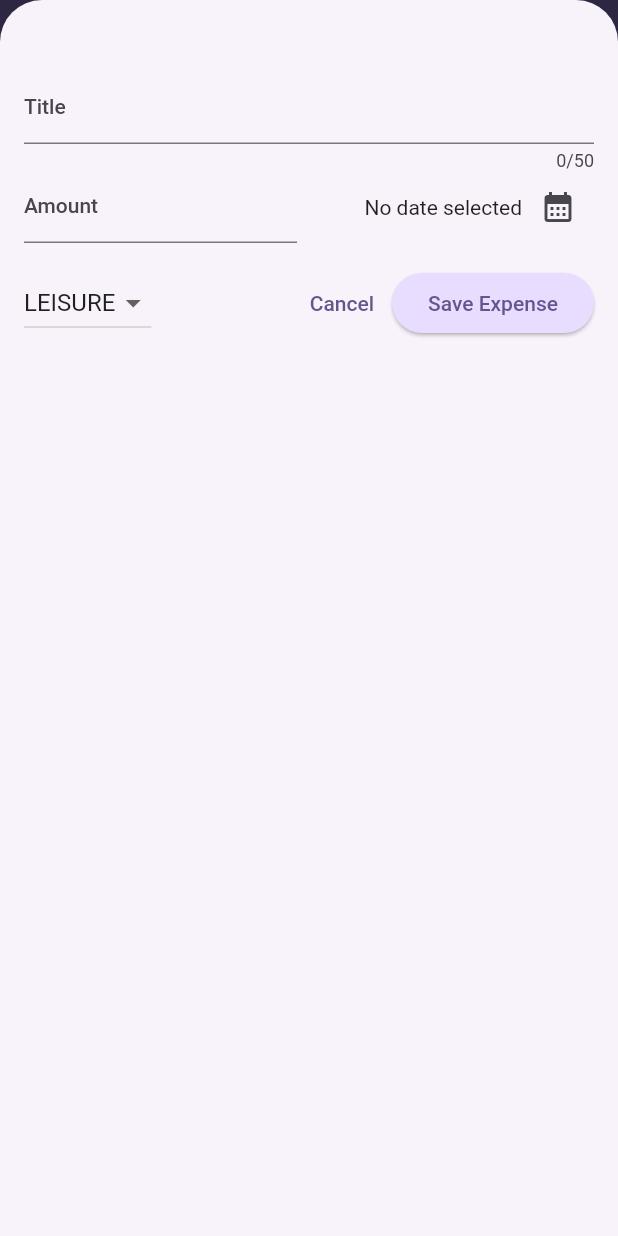
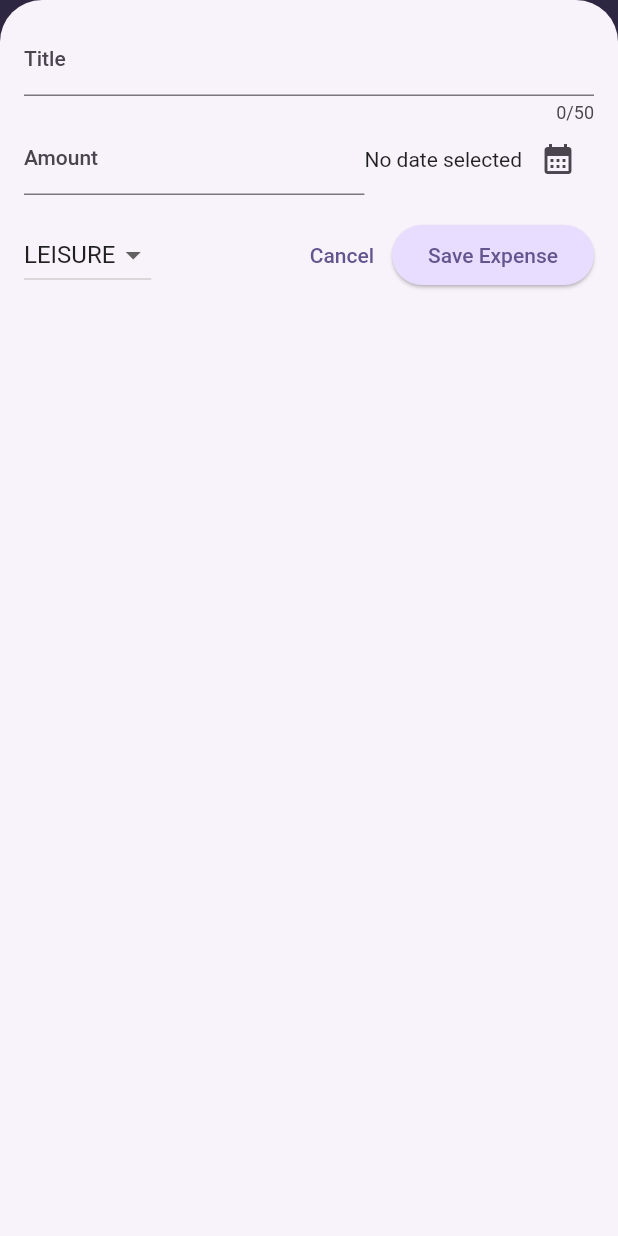
Before and after one commit to jaidev-singh/expense_tracker, a Flutter app: the screen it shows after launch, after a tap on the "add" icon, on a phone screen of 412 x 824 dp. Run offline on Flutter 3.47's test engine with Material 2 defaults, Android fonts, the phone set to English and light mode, and no system bars; drawn by our look-alikes of fl_chart.

Commit message:
app is now responsive and final part done

```diff
--- a/lib/bars/bar_chart.dart
+++ b/lib/bars/bar_chart.dart
@@ -57,6 +57,9 @@ class BarGraph extends StatelessWidget {
     return Expanded(
       child: BarChart(
         BarChartData(
+          // put right title near to last bar
+          alignment: BarChartAlignment.spaceAround,
+          //groupsSpace: 20.0,
           minY: 0,
           maxY: (maxValue / 10).ceil() * 10,
           gridData: const FlGridData(show: false), // remove grids
--- a/lib/main.dart
+++ b/lib/main.dart
@@ -1,5 +1,4 @@
 import 'package:flutter/material.dart';
-import 'package:flutter/services.dart';
 
 import 'package:expense_tracker/widgets/expenses.dart';
 
@@ -11,9 +10,7 @@ final kDarkColorScheme = ColorScheme.fromSeed(
     seedColor: const Color.fromARGB(255, 5, 99, 125));
 
 void main() {
-  WidgetsFlutterBinding.ensureInitialized();
-  SystemChrome.setPreferredOrientations([DeviceOrientation.portraitUp]).then(
-    (value) => runApp(
+  runApp(
     MaterialApp(
       darkTheme: ThemeData.dark().copyWith(
         colorScheme: kDarkColorScheme,
@@ -59,6 +56,5 @@ void main() {
       ),
       home: const Expenses(),
     ),
-    ),
   );
 }
--- a/lib/widgets/expenses.dart
+++ b/lib/widgets/expenses.dart
@@ -32,6 +32,7 @@ class _ExpensesState extends State<Expenses> {
 
   void _openAddExpenseOverlay() {
     showModalBottomSheet(
+      useSafeArea: true,
       isScrollControlled: true,
       context: context,
       builder: (ctx) => NewExpense(onAddExpense: _addExpense),
@@ -66,6 +67,8 @@ class _ExpensesState extends State<Expenses> {
 
   @override
   Widget build(BuildContext context) {
+    final width = MediaQuery.of(context).size.width;
+
     Widget mainContent = const Center(
       child: Text('No expenses found. Pl start adding some!'),
     );
@@ -78,7 +81,7 @@ class _ExpensesState extends State<Expenses> {
     }
     return Scaffold(
       appBar: AppBar(
-        title: const Text('Flutter ExpenseTracker'),
+        title: const Text('Flutter Expense Tracker'),
         actions: [
           IconButton(
             onPressed: _openAddExpenseOverlay,
@@ -86,7 +89,8 @@ class _ExpensesState extends State<Expenses> {
           ),
         ],
       ),
-      body: Column(
+      body: width < 600
+          ? Column(
               children: [
                 const SizedBox(height: 10),
                 BarGraph(totalExpenses: _registeredExpenses),
@@ -95,6 +99,18 @@ class _ExpensesState extends State<Expenses> {
                   child: mainContent,
                 )
               ],
+            )
+          : Padding(
+              padding: const EdgeInsets.all(8.0),
+              child: Row(
+                children: [
+                  BarGraph(totalExpenses: _registeredExpenses),
+                  const SizedBox(width: 30),
+                  Expanded(
+                    child: mainContent,
+                  ),
+                ],
+              ),
             ),
     );
   }
--- a/lib/widgets/new_expense.dart
+++ b/lib/widgets/new_expense.dart
@@ -80,20 +80,22 @@ class _NewExpenseState extends State<NewExpense> {
 
   @override
   Widget build(BuildContext context) {
-    return Padding(
-      padding: const EdgeInsets.fromLTRB(16, 48, 16, 16),
-      child: Column(
-        children: [
-          TextField(
+    final keyboardSpace = MediaQuery.of(context).viewInsets.bottom;
+    // LayoutBuilder give us the constraints applied by parent
+    // this function is called when constraints change
+    return LayoutBuilder(builder: (ctx, constraints) {
+      final width = constraints.maxWidth;
+      // title widget
+      final titleWidget = TextField(
         controller: _titleController,
         maxLength: 50,
         decoration: const InputDecoration(
           label: Text('Title'),
         ),
-          ),
-          Row(
-            children: [
-              Expanded(
+      );
+
+      // amount widget
+      final amountWidget = Expanded(
         child: TextField(
           controller: _amountController,
           keyboardType: TextInputType.number,
@@ -102,33 +104,10 @@ class _NewExpenseState extends State<NewExpense> {
             label: Text('Amount'),
           ),
         ),
-              ),
-              const SizedBox(width: 16),
-              Expanded(
-                child: Row(
-                  mainAxisAlignment: MainAxisAlignment.end,
-                  crossAxisAlignment: CrossAxisAlignment.center,
-                  children: [
-                    Text(
-                      _selectedDate == null
-                          ? 'No date selected'
-                          : formatter.format(_selectedDate!),
-                    ),
-                    IconButton(
-                      onPressed: _presentDatePicker,
-                      icon: const Icon(
-                        Icons.calendar_month,
-                      ),
-                    ),
-                  ],
-                ),
-              ),
-            ],
-          ),
-          const SizedBox(height: 16),
-          Row(
-            children: [
-              DropdownButton(
+      );
+
+      // category widget
+      final categoryWidget = DropdownButton(
         value: _selectedCategory,
         items: Category.values
             .map(
@@ -148,22 +127,130 @@ class _NewExpenseState extends State<NewExpense> {
             _selectedCategory = value;
           });
         },
+      );
+
+      // date widget
+      final dateWidget = Row(
+        mainAxisAlignment: MainAxisAlignment.end,
+        crossAxisAlignment: CrossAxisAlignment.center,
+        children: [
+          Text(
+            _selectedDate == null
+                ? 'No date selected'
+                : formatter.format(_selectedDate!),
           ),
-              const Spacer(),
-              TextButton(
+          IconButton(
+            onPressed: _presentDatePicker,
+            icon: const Icon(
+              Icons.calendar_month,
+            ),
+          ),
+        ],
+      );
+
+      // cancel button
+      final cancelButton = TextButton(
         onPressed: () {
           Navigator.pop(context);
         },
         child: const Text('Cancel'),
-              ),
-              ElevatedButton(
+      );
+
+      // save button
+      final saveButton = ElevatedButton(
         onPressed: _submitExpenseData,
         child: const Text('Save Expense'),
+      );
+
+      // return statement
+      return SizedBox(
+        height: double.infinity,
+        child: SingleChildScrollView(
+          child: Padding(
+            padding: EdgeInsets.fromLTRB(16, 16, 16, keyboardSpace + 16),
+            child: Column(
+              children: [
+                // for landscape orientation
+                if (width >= 600)
+                  // first row
+                  Row(
+                    crossAxisAlignment: CrossAxisAlignment.start,
+                    children: [
+                      Expanded(child: titleWidget),
+                      const SizedBox(width: 24),
+                      amountWidget,
+                    ],
+                  )
+
+                // for potraint orientation
+                else
+                  titleWidget,
+
+                // second row
+                Row(
+                  children: [
+                    // for landscape orientation
+                    if (width >= 600)
+                      Expanded(
+                        child: Row(
+                          mainAxisAlignment: MainAxisAlignment.spaceAround,
+                          children: [
+                            categoryWidget,
+                            const SizedBox(width: 48),
+
+                            dateWidget,
+                            const SizedBox(width: 24),
+                            Expanded(
+                                child: Row(
+                              children: [
+                                const Spacer(),
+                                cancelButton,
+                                saveButton
+                              ],
+                            )),
+                            //cancelButton,
+                            //saveButton,
+                          ],
+                        ),
+                      )
+                    // for potrait orientation
+                    else
+                      Expanded(
+                          child: Row(
+                        children: [amountWidget, dateWidget],
+                      )),
+                  ],
+                ),
+                const SizedBox(height: 16),
+                // third row
+                Row(
+                  children: [
+                    if (width >= 600)
+                      const Text('')
+                    else
+                      Expanded(
+                        child: Row(
+                          children: [
+                            categoryWidget,
+                            Expanded(
+                              child: Row(
+                                children: [
+                                  const Spacer(),
+                                  cancelButton,
+                                  saveButton
+                                ],
+                              ),
+                            )
+                          ],
+                        ),
                       ),
                   ],
                 ),
               ],
             ),
+          ),
+        ),
       );
+    });
   }
 }
```
Lines whose indentation alone changed are shown as unchanged.
